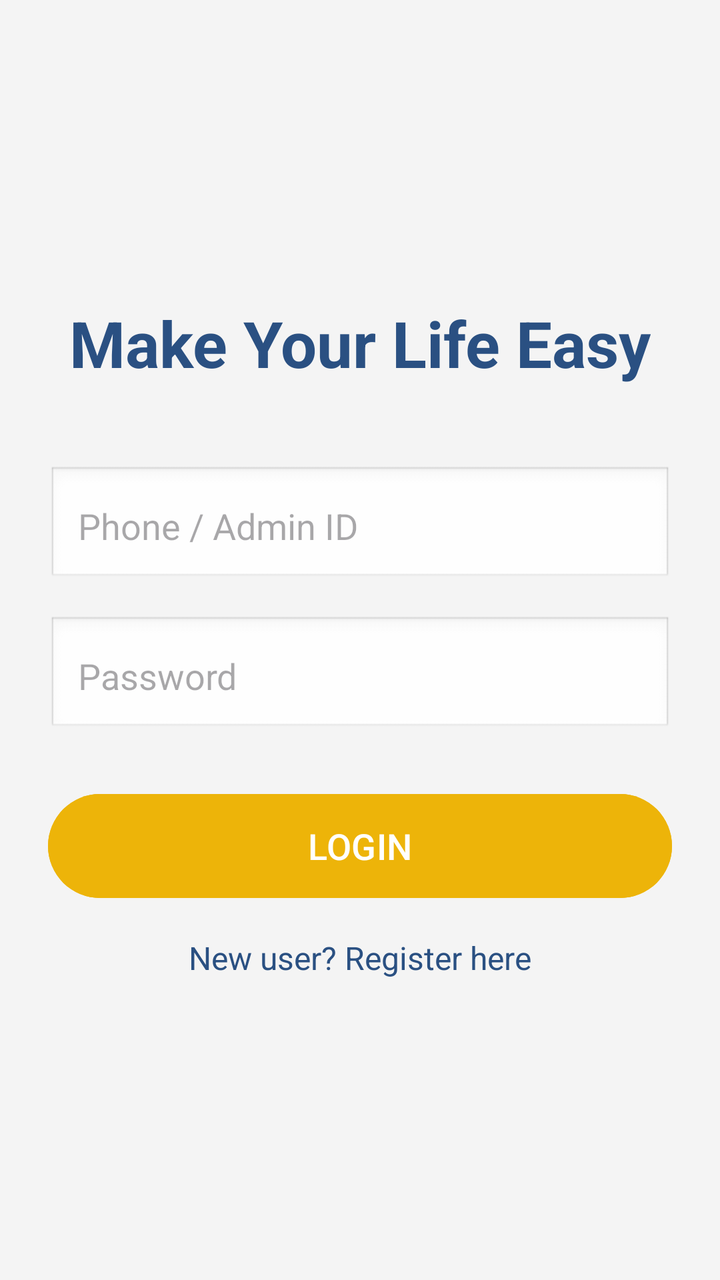
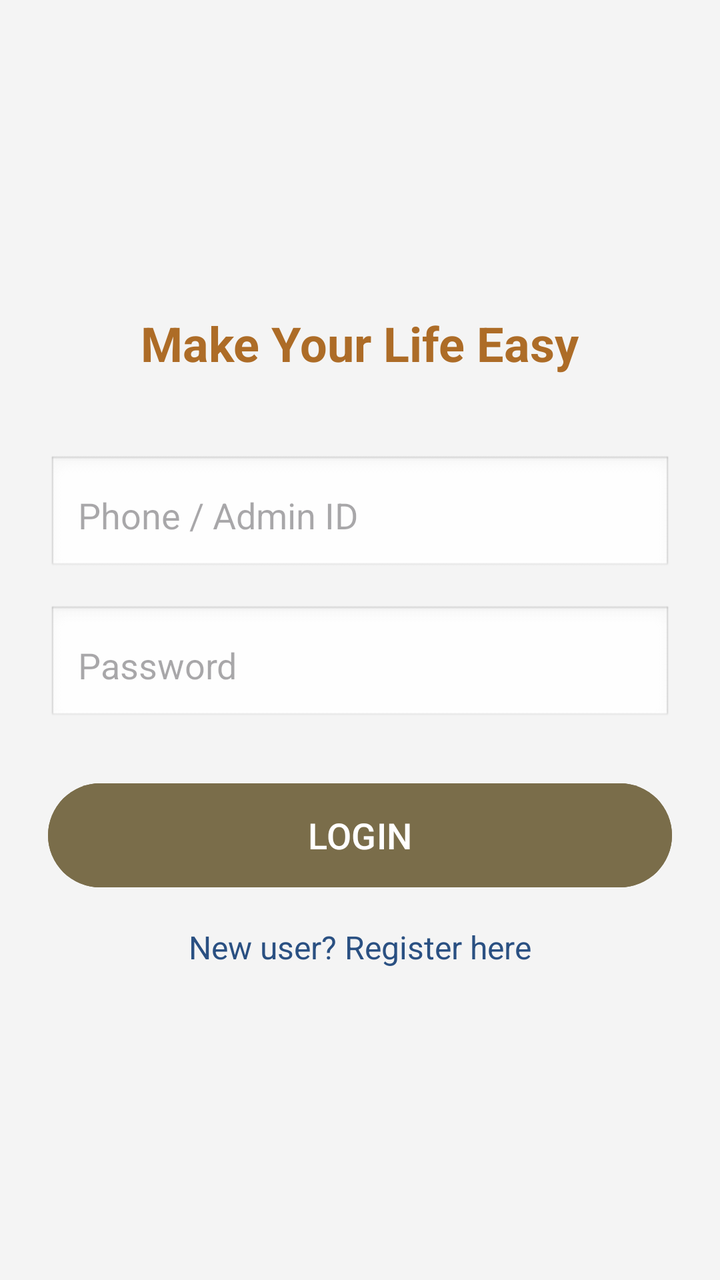

Two renders of the same Android screen: before a commit and after it. Below are the layout's source before the change and the commit's diff.
<!-- AndroidManifest.xml: application theme Theme.LaundryApp -->
<!-- res/layout/activity_main.xml -->
<?xml version="1.0" encoding="utf-8"?>
<LinearLayout xmlns:android="http://schemas.android.com/apk/res/android"
    android:layout_width="match_parent"
    android:layout_height="match_parent"
    android:orientation="vertical"
    android:gravity="center"
    android:padding="24dp"
    android:background="#f4f4f4">

    <TextView
        android:layout_width="wrap_content"
        android:layout_height="wrap_content"
        android:layout_marginBottom="40dp"
        android:text="Make Your Life Easy"
        android:textColor="#2a5082"
        android:textSize="32sp"
        android:textStyle="bold" />

    <EditText
        android:id="@+id/etPhone"
        android:layout_width="match_parent"
        android:layout_height="60dp"
        android:hint="Phone / Admin ID"
        android:inputType="text"
        android:background="@android:drawable/edit_text"
        android:padding="15dp"
        android:layout_marginBottom="15dp"/>

    <EditText
        android:id="@+id/etPassword"
        android:layout_width="match_parent"
        android:layout_height="60dp"
        android:hint="Password"
        android:inputType="textPassword"
        android:background="@android:drawable/edit_text"
        android:padding="15dp"
        android:layout_marginBottom="25dp"/>

    <Button
        android:id="@+id/btnLogin"
        android:layout_width="match_parent"
        android:layout_height="60dp"
        android:text="LOGIN"
        android:textSize="18sp"
        android:backgroundTint="#EDB409"
        android:textColor="#ffffff"
        android:layout_marginBottom="15dp"/>

    <TextView
        android:id="@+id/tvRegister"
        android:layout_width="wrap_content"
        android:layout_height="wrap_content"
        android:text="New user? Register here"
        android:textColor="#2a5082"
        android:textSize="16sp"/>

</LinearLayout>
<!-- resources referenced by this layout -->
<resources>
  <style name="Theme.LaundryApp" parent="Base.Theme.LaundryApp" />
  <style name="Base.Theme.LaundryApp" parent="Theme.Material3.DayNight.NoActionBar">
          
          
      </style>
</resources>

<!-- the commit's change to res/layout/activity_main.xml (unified diff, before → after) -->
@@ -12,8 +12,8 @@
         android:layout_height="wrap_content"
         android:layout_marginBottom="40dp"
         android:text="Make Your Life Easy"
-        android:textColor="#2a5082"
-        android:textSize="32sp"
+        android:textColor="#AD6C27"
+        android:textSize="24sp"
         android:textStyle="bold" />
 
     <EditText
@@ -40,11 +40,11 @@
         android:id="@+id/btnLogin"
         android:layout_width="match_parent"
         android:layout_height="60dp"
+        android:layout_marginBottom="15dp"
+        android:backgroundTint="#7A6D4A"
         android:text="LOGIN"
-        android:textSize="18sp"
-        android:backgroundTint="#EDB409"
         android:textColor="#ffffff"
-        android:layout_marginBottom="15dp"/>
+        android:textSize="18sp" />
 
     <TextView
         android:id="@+id/tvRegister"
